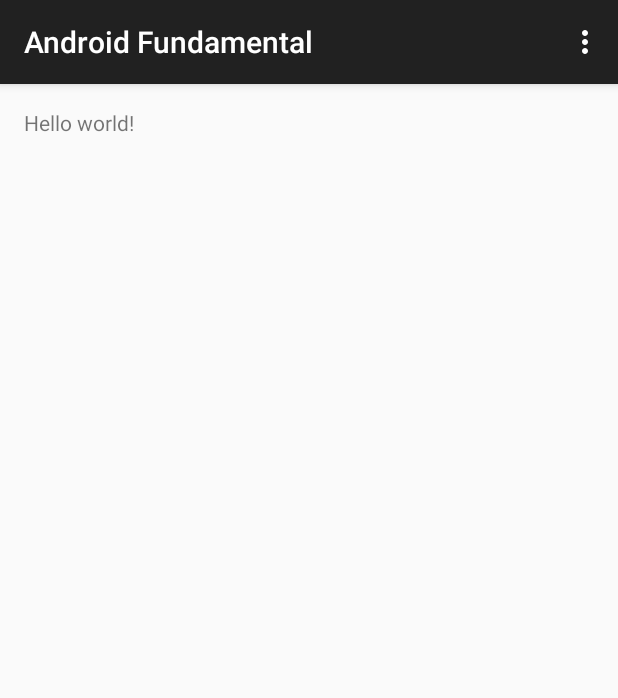
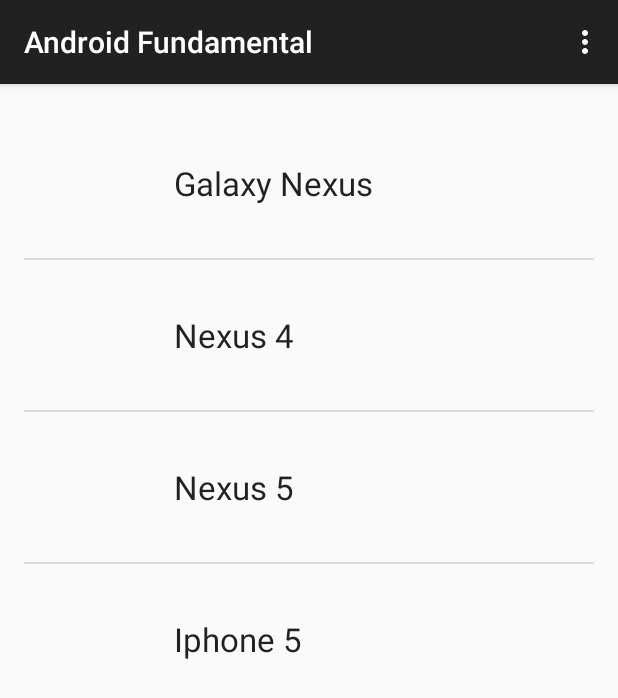
Before and after one commit to virusmanxx/android-fundamental, an Android app: the screen it shows after launch (MainActivity), on a phone screen of 412 x 824 dp. Shown: the top 698 px of the screen. Run offline under Robolectric (Android 15) with nearby library versions, the phone set to English and light mode, and no system bars.

Commit message:
Added listview example

```diff
--- a/app/src/main/java/cpe/phaith/androidfundamental/MainActivity.java
+++ b/app/src/main/java/cpe/phaith/androidfundamental/MainActivity.java
@@ -1,17 +1,54 @@
 package cpe.phaith.androidfundamental;
 
+import android.content.Context;
 import android.support.v7.app.ActionBarActivity;
 import android.os.Bundle;
 import android.view.Menu;
 import android.view.MenuItem;
+import android.view.View;
+import android.widget.AdapterView;
+import android.widget.ListView;
+import android.widget.Toast;
+
+import java.util.ArrayList;
+import java.util.List;
+
+import cpe.phaith.androidfundamental.adapters.PhoneListAdapter;
+import cpe.phaith.androidfundamental.items.PhoneItem;
 
 
 public class MainActivity extends ActionBarActivity {
+
+    private Context context;
+    private ListView listView;
+    private List<PhoneItem> phoneList;
+    private PhoneListAdapter phoneListAdapter;
 
     @Override
     protected void onCreate(Bundle savedInstanceState) {
         super.onCreate(savedInstanceState);
         setContentView(R.layout.activity_main);
+
+        context = this;
+        listView = (ListView)findViewById(R.id.listView);
+
+        phoneList = new ArrayList<>();
+        phoneListAdapter = new PhoneListAdapter(context, phoneList);
+        listView.setAdapter(phoneListAdapter);
+        listView.setOnItemClickListener(new AdapterView.OnItemClickListener() {
+            @Override
+            public void onItemClick(AdapterView<?> parent, View view, int position, long id) {
+                PhoneListAdapter adapter = (PhoneListAdapter)parent.getAdapter();
+                Toast.makeText(context,adapter.getItem(position).getName()+" is selected",Toast.LENGTH_SHORT).show();
+            }
+        });
+
+        phoneList.add(new PhoneItem("Galaxy Nexus", null));
+        phoneList.add(new PhoneItem("Nexus 4", null));
+        phoneList.add(new PhoneItem("Nexus 5", null));
+        phoneList.add(new PhoneItem("Iphone 5", null));
+
+
     }
 
 
--- /dev/null
+++ b/app/src/main/java/cpe/phaith/androidfundamental/adapters/PhoneListAdapter.java
@@ -0,0 +1,74 @@
+package cpe.phaith.androidfundamental.adapters;
+
+import android.content.Context;
+import android.view.LayoutInflater;
+import android.view.View;
+import android.view.ViewGroup;
+import android.widget.BaseAdapter;
+import android.widget.ImageView;
+import android.widget.TextView;
+
+import java.util.List;
+
+import cpe.phaith.androidfundamental.R;
+import cpe.phaith.androidfundamental.items.PhoneItem;
+
+/**
+ * Created by jerry on 28/1/2558.
+ */
+public class PhoneListAdapter extends BaseAdapter {
+
+    private Context context;
+    private List<PhoneItem> phoneList;
+
+    public PhoneListAdapter(Context context, List<PhoneItem> phoneList) {
+        this.context = context;
+        this.phoneList = phoneList;
+
+    }
+
+    @Override
+    public int getCount() {
+        return phoneList.size();
+    }
+
+    @Override
+    public PhoneItem getItem(int position) {
+        return phoneList.get(position);
+    }
+
+    @Override
+    public long getItemId(int position) {
+        return position;
+    }
+
+    @Override
+    public View getView(int position, View convertView, ViewGroup parent) {
+        ImageView phoneImage;
+        TextView phoneName;
+
+        if (convertView == null) {
+            convertView = LayoutInflater.from(context).inflate(R.layout.phone_item, parent, false);
+            phoneImage = (ImageView)convertView.findViewById(R.id.phoneImage);
+            phoneName = (TextView)convertView.findViewById(R.id.txtPhoneName);
+            convertView.setTag(new ViewHolder(phoneImage, phoneName));
+        }else{
+            ViewHolder viewHolder = (ViewHolder) convertView.getTag();
+            phoneImage = viewHolder.phoneImage;
+            phoneName = viewHolder.phoneName;
+        }
+        PhoneItem phoneItem = getItem(position);
+        phoneName.setText(phoneItem.getName());
+        return convertView;
+    }
+
+    private static class ViewHolder {
+        public final ImageView phoneImage;
+        public final TextView phoneName;
+
+        public ViewHolder(ImageView phoneImage, TextView phoneName) {
+            this.phoneImage = phoneImage;
+            this.phoneName = phoneName;
+        }
+    }
+}
--- /dev/null
+++ b/app/src/main/java/cpe/phaith/androidfundamental/items/PhoneItem.java
@@ -0,0 +1,27 @@
+package cpe.phaith.androidfundamental.items;
+
+public class PhoneItem {
+    private String name;
+    private String imageUrl;
+
+    public PhoneItem(String name, String imageUrl) {
+        this.name = name;
+        this.imageUrl = imageUrl;
+    }
+
+    public String getName() {
+        return name;
+    }
+
+    public void setName(String name) {
+        this.name = name;
+    }
+
+    public String getImageUrl() {
+        return imageUrl;
+    }
+
+    public void setImageUrl(String imageUrl) {
+        this.imageUrl = imageUrl;
+    }
+}
--- a/app/src/main/res/layout/activity_main.xml
+++ b/app/src/main/res/layout/activity_main.xml
@@ -5,7 +5,10 @@
     android:paddingTop="@dimen/activity_vertical_margin"
     android:paddingBottom="@dimen/activity_vertical_margin" tools:context=".MainActivity">
 
-    <TextView android:text="@string/hello_world" android:layout_width="wrap_content"
-        android:layout_height="wrap_content" />
-
+    <ListView
+        android:layout_width="wrap_content"
+        android:layout_height="wrap_content"
+        android:id="@+id/listView"
+        android:layout_alignParentTop="true"
+        android:layout_centerHorizontal="true" />
 </RelativeLayout>
--- /dev/null
+++ b/app/src/main/res/layout/phone_item.xml
@@ -0,0 +1,29 @@
+<?xml version="1.0" encoding="utf-8"?>
+<LinearLayout xmlns:android="http://schemas.android.com/apk/res/android"
+    android:orientation="vertical" android:layout_width="match_parent"
+    android:layout_height="match_parent">
+
+    <RelativeLayout
+        android:layout_width="match_parent"
+        android:layout_height="100dp">
+
+        <ImageView
+            android:layout_width="60dp"
+            android:layout_height="60dp"
+            android:id="@+id/phoneImage"
+            android:layout_centerVertical="true"
+            android:layout_alignParentStart="false"
+            android:layout_marginLeft="20dp"
+            android:scaleType="fitCenter" />
+
+        <TextView
+            android:layout_width="wrap_content"
+            android:layout_height="wrap_content"
+            android:textAppearance="?android:attr/textAppearanceLarge"
+            android:text="PhoneName"
+            android:id="@+id/txtPhoneName"
+            android:layout_centerVertical="true"
+            android:layout_toEndOf="@+id/phoneImage"
+            android:layout_marginLeft="20dp" />
+    </RelativeLayout>
+</LinearLayout>
```
